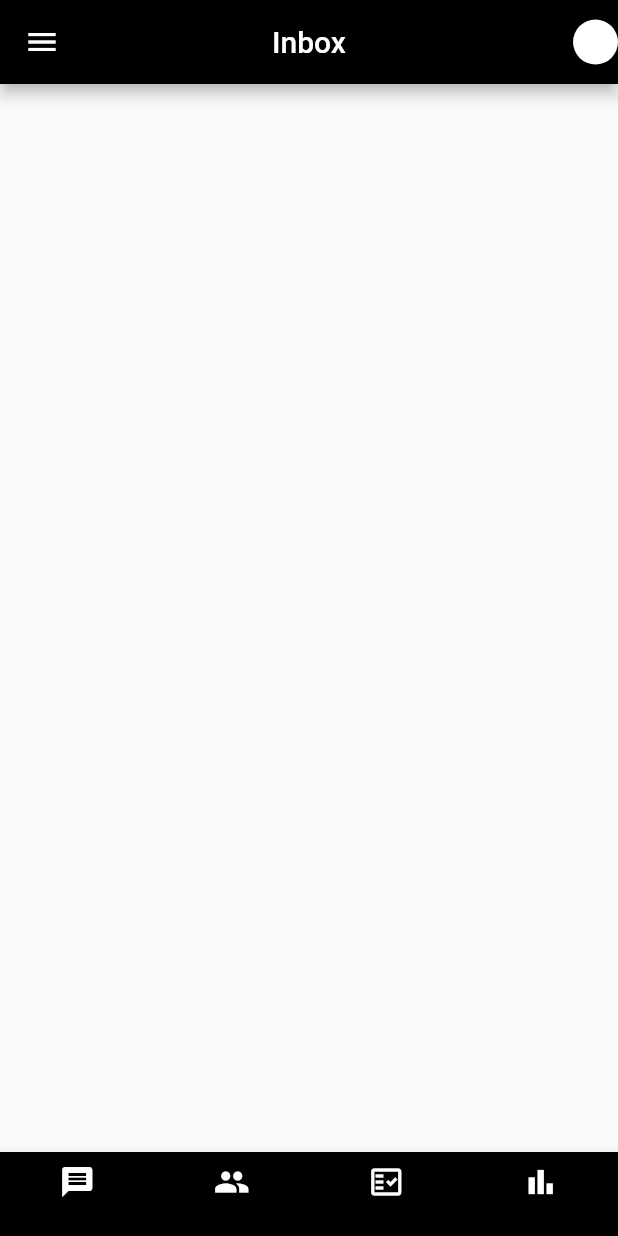
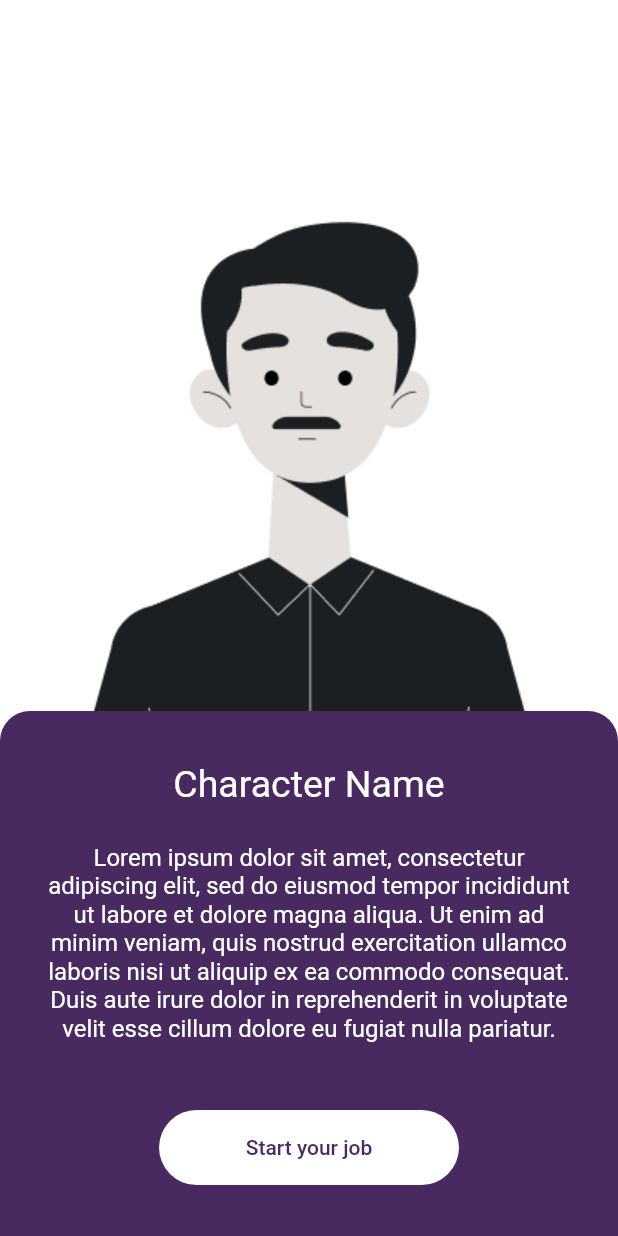
Before and after one commit to mrkdyrit/DarkEmpath, a Flutter app: the screen it shows after launch, on a phone screen of 412 x 824 dp. Run offline on Flutter 3.47's test engine with Material 2 defaults, Android fonts, the phone set to English and light mode, and no system bars.

Commit message:
Created Character Info With Animation

```diff
--- a/lib/main.dart
+++ b/lib/main.dart
@@ -1,17 +1,20 @@
-import 'package:darkempath/screen_helper.dart';
+import 'package:darkempath/screens/characters/character_info.dart';
 import 'package:flutter/material.dart';
 
 void main() {
-  runApp(const MainApp());
+  runApp(const MyApp());
 }
 
-class MainApp extends StatelessWidget {
-  const MainApp({super.key});
+class MyApp extends StatelessWidget {
+  const MyApp({Key? key}) : super(key: key);
 
   @override
   Widget build(BuildContext context) {
-    return const MaterialApp(
-      home: ScreenHelper(),
+    return MaterialApp(
+      home: const CharacterInformation(),
+      theme: ThemeData(
+        primarySwatch: Colors.deepPurple,
+      ),
       debugShowCheckedModeBanner: false,
     );
   }
--- /dev/null
+++ b/lib/screens/characters/character_info.dart
@@ -0,0 +1,170 @@
+import 'package:flutter/material.dart';
+
+class CharacterInformation extends StatefulWidget {
+  const CharacterInformation({Key? key}) : super(key: key);
+
+  @override
+  State<CharacterInformation> createState() => _CharacterInformationState();
+}
+
+class _CharacterInformationState extends State<CharacterInformation>
+    with SingleTickerProviderStateMixin {
+  late AnimationController _animationController;
+  late Animation<double> _fadeAnimation;
+  late Animation<Offset> _slideAnimation;
+  Color _buttonColor = Colors.white; // Initial button color
+
+  @override
+  void initState() {
+    super.initState();
+
+    _animationController = AnimationController(
+      vsync: this,
+      duration: const Duration(milliseconds: 1000),
+    );
+
+    _fadeAnimation = Tween<double>(begin: 0.0, end: 1.0).animate(
+      CurvedAnimation(
+        parent: _animationController,
+        curve: Curves.easeInOut,
+      ),
+    );
+
+    _slideAnimation = Tween<Offset>(
+      begin: const Offset(0.0, 0.5),
+      end: Offset.zero,
+    ).animate(
+      CurvedAnimation(
+        parent: _animationController,
+        curve: Curves.easeInOut,
+      ),
+    );
+
+    _animationController.forward();
+  }
+
+  @override
+  void dispose() {
+    _animationController.dispose();
+    super.dispose();
+  }
+
+  void _onButtonPressed() {
+    // Change the button color to 0xFF492A60 on press
+    setState(() {
+      _buttonColor = Color(0xFF492A60);
+    });
+
+    // Play the button press animation
+    _animationController
+      ..reset()
+      ..forward().whenComplete(() {
+        // Reset the button color to the original color
+        setState(() {
+          _buttonColor = Colors.white;
+        });
+      });
+  }
+
+  @override
+  Widget build(BuildContext context) {
+    double screenWidth = MediaQuery.of(context).size.width;
+    double screenHeight = MediaQuery.of(context).size.height;
+
+    return Scaffold(
+      body: Container(
+        color: Colors.white,
+        alignment: Alignment.bottomCenter,
+        child: Stack(
+          alignment: Alignment.bottomCenter,
+          children: <Widget>[
+            FadeTransition(
+              opacity: _fadeAnimation,
+              child: Container(
+                width: screenWidth,
+                height: screenHeight,
+                child: Image.asset('assets/object_img.png'),
+              ),
+            ),
+            Positioned(
+              bottom: 0,
+              child: SlideTransition(
+                position: _slideAnimation,
+                child: Container(
+                  width: screenWidth,
+                  height: 350,
+                  decoration: BoxDecoration(
+                    color: Color(0xFF492A60),
+                    borderRadius: BorderRadius.only(
+                      topLeft: Radius.circular(20.0),
+                      topRight: Radius.circular(20.0),
+                    ),
+                  ),
+                  child: Column(
+                    mainAxisAlignment: MainAxisAlignment.center,
+                    children: <Widget>[
+                      Text(
+                        'Character Name',
+                        style: TextStyle(color: Colors.white, fontSize: 25),
+                      ),
+                      Padding(
+                        padding: const EdgeInsets.all(25.0),
+                        child: Align(
+                          alignment: Alignment.center,
+                          child: Text(
+                            'Lorem ipsum dolor sit amet, consectetur adipiscing elit, sed do eiusmod tempor incididunt ut labore et dolore magna aliqua. Ut enim ad minim veniam, quis nostrud exercitation ullamco laboris nisi ut aliquip ex ea commodo consequat. Duis aute irure dolor in reprehenderit in voluptate velit esse cillum dolore eu fugiat nulla pariatur.',
+                            style: TextStyle(color: Colors.white, fontSize: 16),
+                            textAlign: TextAlign.center,
+                          ),
+                        ),
+                      ),
+                      SizedBox(height: 20),
+                      GestureDetector(
+                        onTapDown: (_) {
+                          // Change the button color on tap down
+                          setState(() {
+                            _buttonColor = Color(0xFF492A60);
+                          });
+                        },
+                        onTapUp: (_) {
+                          // Change the button color back to the original color on tap up
+                          setState(() {
+                            _buttonColor = Colors.white;
+                          });
+                        },
+                        child: FadeTransition(
+                          opacity: _fadeAnimation,
+                          child: Container(
+                            width: 200,
+                            height: 50,
+                            decoration: BoxDecoration(
+                              color:
+                                  _buttonColor, // Use the dynamic button color
+                              borderRadius: BorderRadius.circular(25.0),
+                            ),
+                            child: ElevatedButton(
+                              onPressed: _onButtonPressed,
+                              style: ElevatedButton.styleFrom(
+                                primary: Colors.transparent,
+                                shadowColor: Colors.transparent,
+                                elevation: 0,
+                              ),
+                              child: Text(
+                                'Start your job',
+                                style: TextStyle(color: Color(0xFF492A60)),
+                              ),
+                            ),
+                          ),
+                        ),
+                      ),
+                    ],
+                  ),
+                ),
+              ),
+            )
+          ],
+        ),
+      ),
+    );
+  }
+}
--- a/pubspec.yaml
+++ b/pubspec.yaml
@@ -17,3 +17,6 @@ dev_dependencies:
 
 flutter:
   uses-material-design: true
+  assets:
+
+  - assets/
```
Also changed, not shown: assets/object_img.png (added).
